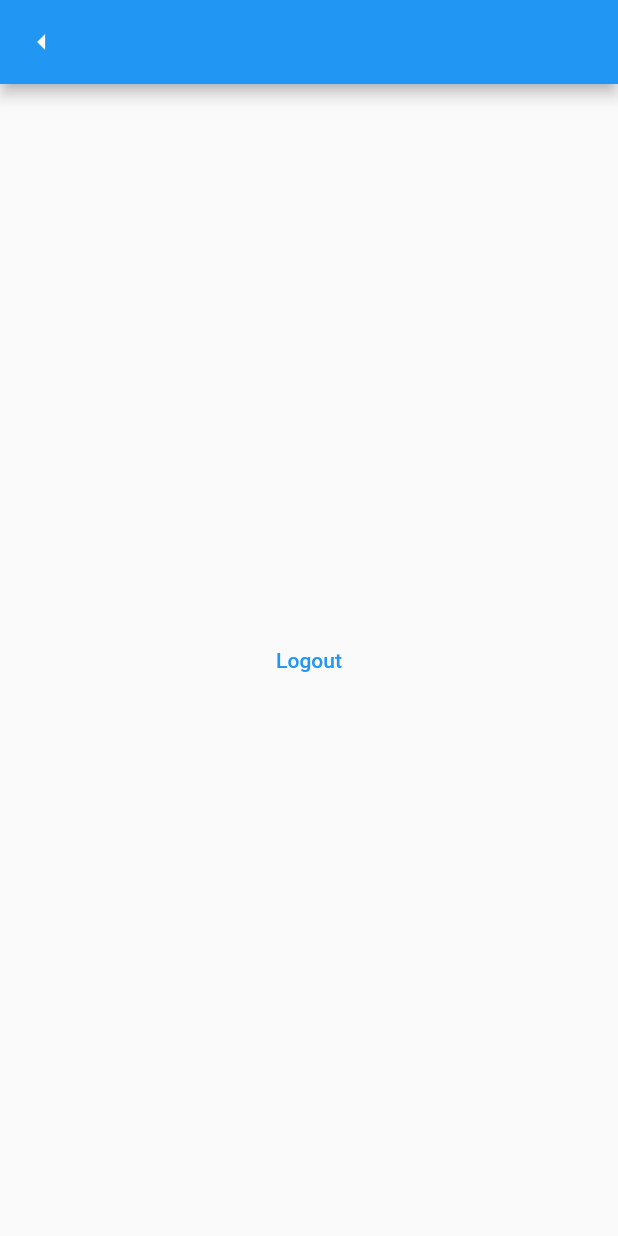
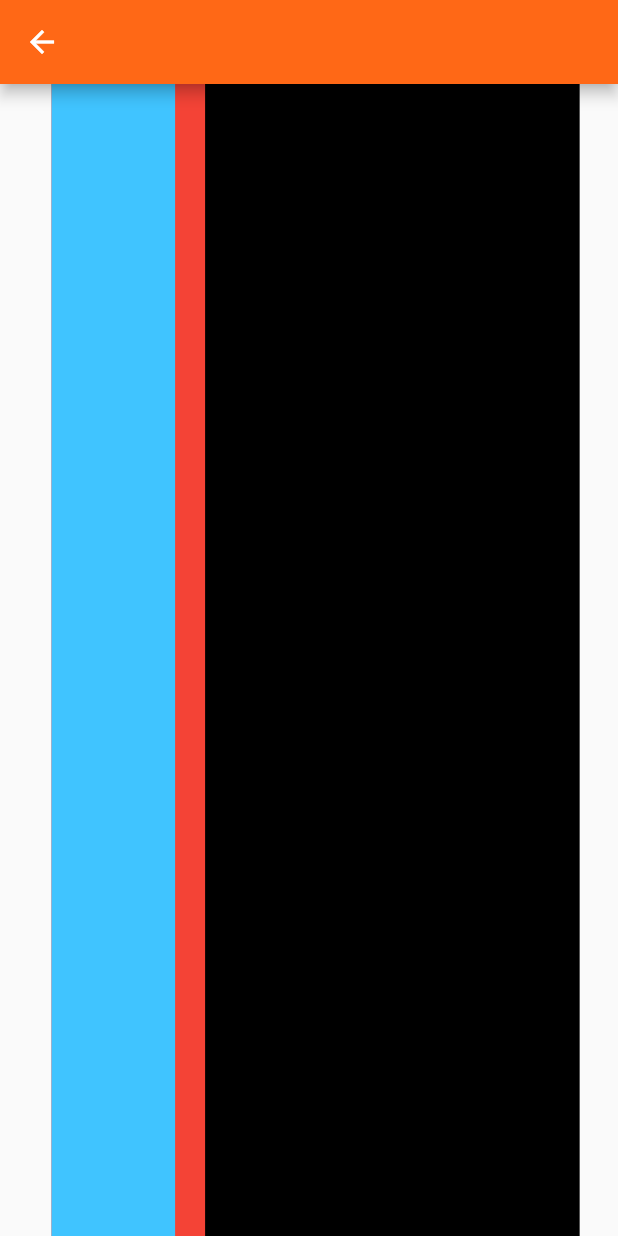
Before and after one commit to ZekFurtado/Student-Management, a Flutter app: the Dashboard screen opened directly, on a phone screen of 412 x 824 dp. Run offline on Flutter 3.47's test engine with Material 2 defaults, Android fonts, the phone set to English and light mode, and no system bars; our stand-ins replace firebase_auth, firebase_core, string_validator, visibility_detector; accounts and stored records are empty.

Commit message:
Few Amendments

```diff
--- a/student_management/lib/dashboard.dart
+++ b/student_management/lib/dashboard.dart
@@ -10,20 +10,28 @@ class Dashboard extends StatelessWidget {
   Widget build(BuildContext context) {
     return Scaffold(
       appBar: AppBar(
-        leading: IconButton(
-          icon: Icon(Icons.arrow_left),
-          onPressed: (){
-            Navigator.pushReplacement(context, MaterialPageRoute(builder: (context) => Login()));
-          },
-        ),
+        backgroundColor: const Color(0xffff6816),
       ),
       body: Center(
-        child: TextButton(
-          child: Text("Logout"),
-          onPressed: () async{
-            await FirebaseAuth.instance.signOut();
-            await Navigator.pushReplacement(context, MaterialPageRoute(builder: (context) => Login()));
-          },
+        child: Container(
+            width: MediaQuery.of(context).size.width/1.2,
+            color: Colors.red,
+            child: Row(
+              mainAxisAlignment: MainAxisAlignment.center,
+              children: [
+                Container(
+                    width: MediaQuery.of(context).size.width/5,
+                    color: Colors.lightBlueAccent
+                ),
+                Padding(
+                  padding: EdgeInsets.only(left:20),
+                ),
+                Container(
+                    width: MediaQuery.of(context).size.width/1.65,
+                    color: Colors.black
+                ),
+              ],
+            )
         )
       )
     );
```
Also changed, not shown: student_management/lib/main.dart (+39 -44 lines).
